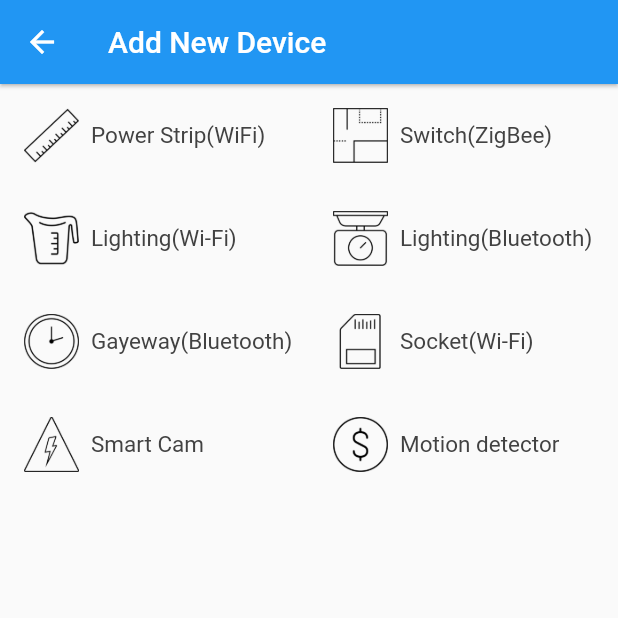
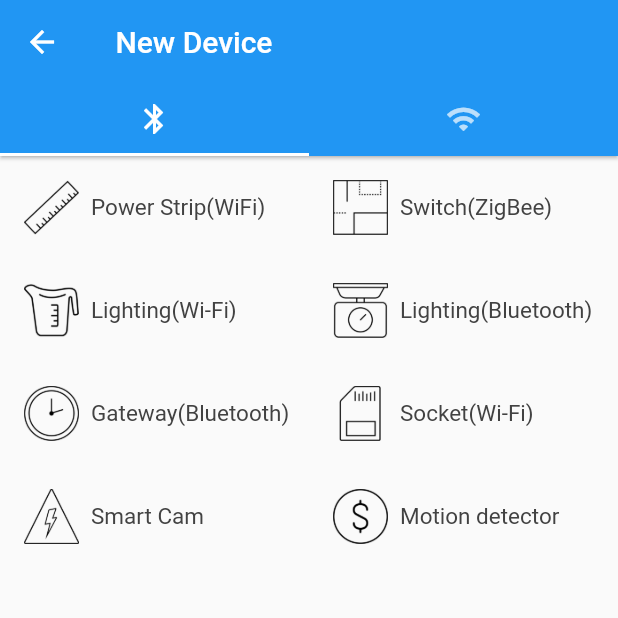
Before and after one commit to kartikshetti/flutter-smart_home, a Flutter app: the screen it shows after launch, after a tap on "Add Device", on a phone screen of 412 x 824 dp, the top half of it. Run offline on Flutter 3.47's test engine with Material 2 defaults, Android fonts, the phone set to English and light mode, and no system bars; Roboto replaces fonts that are missing (Raleway).

Commit message:
Added tabs for bluetooth and Wifi

```diff
--- a/lib/add_new_device_route.dart
+++ b/lib/add_new_device_route.dart
@@ -1,23 +1,28 @@
 
 
 import 'package:flutter/cupertino.dart';
-import 'device.dart';
-import 'device_tile.dart';
 import 'package:flutter/material.dart';
+import 'tabs/bluetooth_tab.dart';
+import 'tabs/wifi_tab.dart';
 class AddNewDeviceRoute extends StatefulWidget {
 
   @override
   _AddNewDeviceRoute createState() => _AddNewDeviceRoute();
 }
 
-class _AddNewDeviceRoute extends State<AddNewDeviceRoute>{
-  final _devices = <Device>[];
+class _AddNewDeviceRoute extends State<AddNewDeviceRoute> with SingleTickerProviderStateMixin{
+  TabController controller;
+
+
+  /**
+   *
+   *   final _devices = <Device>[];
       static const _deviceNames = <String>[
       'Power Strip(WiFi)',
       'Switch(ZigBee)',
       'Lighting(Wi-Fi)',
       'Lighting(Bluetooth)',
-    'Gayeway(Bluetooth)',
+      'Gateway(Bluetooth)',
       'Socket(Wi-Fi)',
       'Smart Cam',
       'Motion detector',
@@ -32,24 +37,68 @@ class _AddNewDeviceRoute extends State<AddNewDeviceRoute>{
       'assets/icons/power.png',
       'assets/icons/currency.png',];
 
+
+
+
  void _onDeviceTap(Device device){
    print('I was tapped');
  }
+
+      */
   @override
   void initState() {
     super.initState();
-    for (var i = 0; i < _deviceNames.length; i++) {
+    /**for (var i = 0; i < _deviceNames.length; i++) {
       _devices.add(Device(
         name: _deviceNames[i],
         iconLocation: icons[i],
         isDeviceRunning: false,
       ));
+    }**/
+    // Initialize the Tab Controller
+    controller = TabController(length: 2, vsync: this);
   }
+
+
+  @override
+  void dispose() {
+   //Dispose of the controller
+   controller.dispose();
+    super.dispose();
+
   }
+
+  TabBar getTabBar() {
+    return TabBar(
+      tabs: <Tab>[
+        Tab(
+          // set icon to the tab
+          icon: Icon(Icons.bluetooth),
+        ),
+        Tab(
+          icon: Icon(Icons.wifi),
+        ),
+      ],
+      // setup the controller
+      controller: controller,
+    );
+  }
+
+  TabBarView getTabBarView(var tabs) {
+    return TabBarView(
+      // Add tabs as widgets
+      children: tabs,
+      // set the controller
+      controller: controller,
+    );
+  }
+
+
+
 
   @override
   Widget build(BuildContext context) {
-    var gridview =  GridView.count(
+    /**var gridview =  GridView.count(
       crossAxisCount: 2,
       childAspectRatio: 3,
       children: _devices.map((Device device) {
@@ -67,14 +116,22 @@ class _AddNewDeviceRoute extends State<AddNewDeviceRoute>{
           bottom: 48.0
       ),
       child: gridview
-    );
+    );**/
 
     return Scaffold(
-      body: Container(
+        appBar: AppBar(
+          elevation: 1.0,
+          title: Text(
+            " New Device",
+          ),
+          bottom: getTabBar(),
+        ),
+      //Set tabbarView as body of scaffold
+      body: getTabBarView(<Widget>[First(), Second()]));
+      /**body: Container(
         // Sets the padding in the main container
         padding: const EdgeInsets.only(bottom: 2.0),
         child: gridview,
-      ),
-    );
+      ),**/
   }
 }
--- a/lib/main_route.dart
+++ b/lib/main_route.dart
@@ -10,10 +10,27 @@ class MainRoute extends StatefulWidget{
 
 }
 
-class _MainRouteState extends State<MainRoute>{
+class _MainRouteState extends State<MainRoute> with SingleTickerProviderStateMixin{
+  //Tabcontroller for bottom navbar
+  //TabController controller;
+
   Device _currentDevice;
   final _devices = <Device>[];
   bool isDeviceListEmpty = true;
+
+
+  @override
+  void initState() {
+    super.initState();
+    //controller = TabController(length: 3,vsync: this);
+  }
+
+  @override
+  void dispose() {
+    //controller.dispose();
+    super.dispose();
+  }
+
 
 
   void _addDevices(Device device){
@@ -34,12 +51,7 @@ class _MainRouteState extends State<MainRoute>{
         Navigator.of(context).push(MaterialPageRoute<Null>(
           builder: (BuildContext context) {
             return Scaffold(
-              appBar: AppBar(
-                elevation: 1.0,
-                title: Text(
-                  "Add New Device",
-                ),
-              ),
+
               body: AddNewDeviceRoute(
 
               ),
@@ -108,7 +120,7 @@ class _MainRouteState extends State<MainRoute>{
           right: 8.0,
           bottom: 48.0
       ),
-      child: _buildDeviceWidgets(isDeviceListEmpty),
+        child:_buildDeviceWidgets(isDeviceListEmpty)
     );
 
     final appBar = AppBar(
@@ -121,10 +133,37 @@ class _MainRouteState extends State<MainRoute>{
         ),
       ),
     );
+    /**final tabBar =TabBarView(
+      // Add tabs as widgets
+      children: <Widget>[FirstTab(), SecondTab(), ThirdTab()],
+      // set the controller
+      controller: controller,
+    );**/
 
     return Scaffold(
       appBar: appBar,
       body: listView,
+
+      /**bottomNavigationBar:Material(
+        color: Colors.blue,
+        // set the tab bar as the child of bottom navigation bar
+        child: TabBar(
+          tabs: <Tab>[
+            Tab(
+              // set icon to the tab
+              icon: Icon(Icons.favorite),
+            ),
+            Tab(
+              icon: Icon(Icons.adb),
+            ),
+            Tab(
+              icon: Icon(Icons.airport_shuttle),
+            ),
+          ],
+          // setup the controller
+          controller: controller,
+        ),
+      ),**/
     );
   }
 
--- /dev/null
+++ b/lib/tabs/bluetooth_tab.dart
@@ -0,0 +1,92 @@
+import 'package:flutter/material.dart';
+import 'package:smart_home/device.dart';
+import 'package:smart_home/device_tile.dart';
+import 'package:smart_home/main_route.dart';
+class First extends StatelessWidget {
+  BuildContext Context;
+
+  final _devices = <Device>[];
+  static const _deviceNames = <String>[
+    'Power Strip(WiFi)',
+    'Switch(ZigBee)',
+    'Lighting(Wi-Fi)',
+    'Lighting(Bluetooth)',
+    'Gateway(Bluetooth)',
+    'Socket(Wi-Fi)',
+    'Smart Cam',
+    'Motion detector',
+  ];
+  static const icons =<String>[
+    'assets/icons/length.png',
+    'assets/icons/area.png',
+    'assets/icons/volume.png',
+    'assets/icons/mass.png',
+    'assets/icons/time.png',
+    'assets/icons/digital_storage.png',
+    'assets/icons/power.png',
+    'assets/icons/currency.png',];
+
+  void _navigateToAddNewDevices(BuildContext context){
+
+    Navigator.of(context).push(MaterialPageRoute<Null>(
+      builder: (BuildContext context) {
+        return Scaffold(
+
+          body: MainRoute(
+
+          ),
+        );
+      },
+    ));
+  }
+
+  void _onDeviceTap(Device device){
+    print(device.name+" was tapped");
+    _navigateToAddNewDevices(Context);
+
+  }
+
+  void buildDevicesList() {
+    for (var i = 0; i < _deviceNames.length; i++) {
+      _devices.add(Device(
+        name: _deviceNames[i],
+        iconLocation: icons[i],
+        isDeviceRunning: false,
+      ));
+    }
+  }
+  @override
+  Widget build(BuildContext context) {
+    //Construct the device list for the first build only
+    if(_devices.length == 0)
+           buildDevicesList();
+    Context = context;
+    var gridview =  GridView.count(
+      crossAxisCount: 2,
+      childAspectRatio: 3,
+      children: _devices.map((Device device) {
+        return DeviceTile(
+          device: device,
+          onTap: _onDeviceTap,
+        );
+      }).toList(),
+    );
+    //Creates a list view of the Categories
+    /**final listView = Padding(
+        padding: EdgeInsets.only(
+            left: 8.0,
+            right: 8.0,
+            bottom: 48.0
+        ),
+        child: gridview
+    );**/
+
+    return Scaffold(
+        body: Container(
+        // Sets the padding in the main container
+        padding: const EdgeInsets.only(bottom: 2.0),
+    child: gridview,
+    ));
+
+  }
+}
--- a/pubspec.yaml
+++ b/pubspec.yaml
@@ -54,6 +54,9 @@ flutter:
     - assets/icons/time.png
     - assets/icons/volume.png
     - assets/icons/no_devices.png
+    - assets/icons/home_nofill.png
+    - assets/icons/profile_nofill.png
+    - assets/icons/scene_nofill.png
   # An image asset can refer to one or more resolution-specific "variants", see
   # https://flutter.dev/assets-and-images/#resolution-aware.
 
```
Also changed, not shown: lib/tabs/wifi_tab.dart (added, +93 -0 lines). Lines whose indentation alone changed are shown as unchanged.
